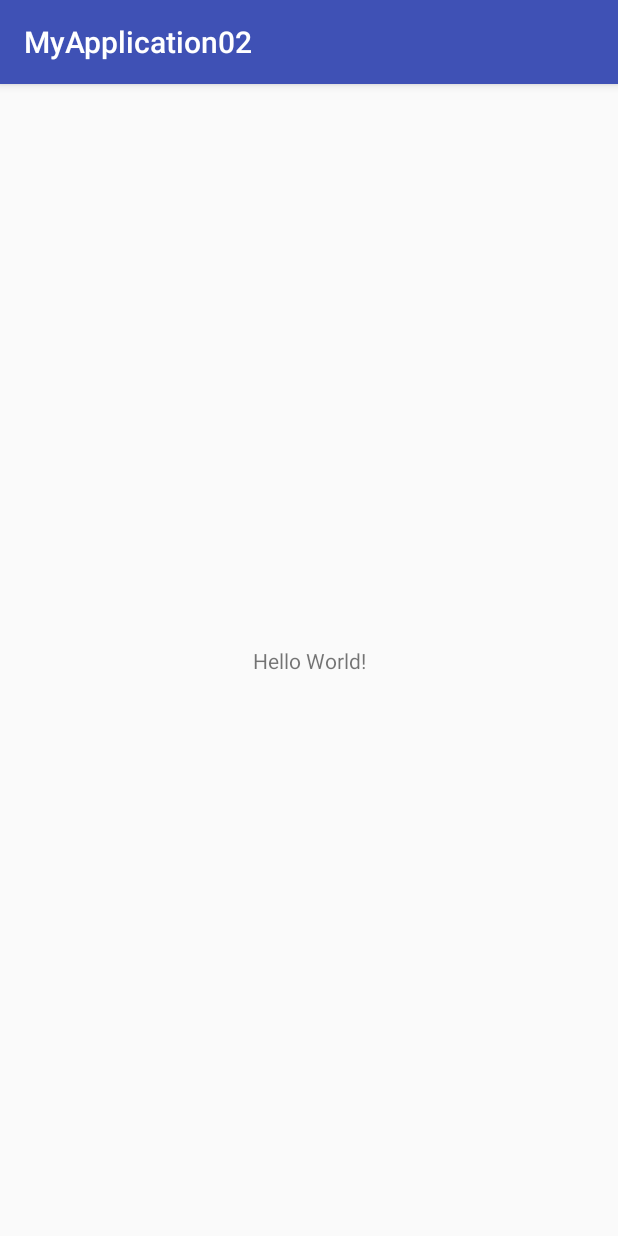
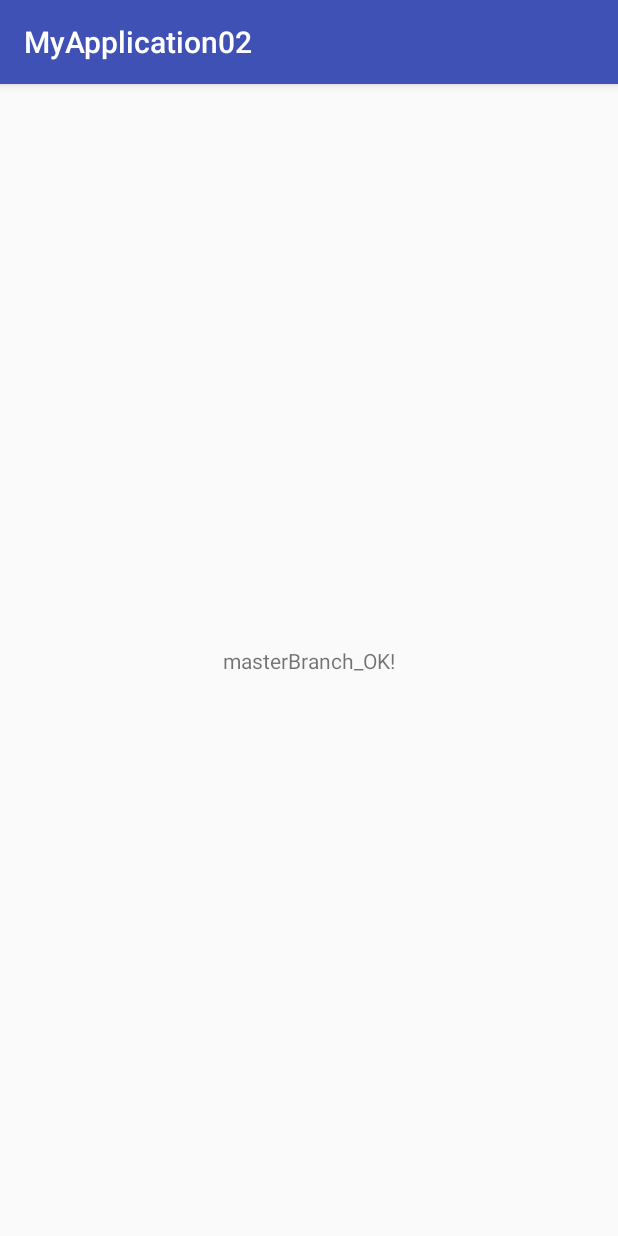
Before and after one commit to ehsan5323/MyApplication02, an Android app: the screen it shows after launch (MainActivity), on a phone screen of 412 x 824 dp. Run offline under Robolectric (Android 15) with nearby library versions, the phone set to English and light mode, and no system bars.

Commit message:
commit masterBranch_OK

```diff
--- a/app/src/main/java/com/example/ehsan/myapplication02/MainActivity.java
+++ b/app/src/main/java/com/example/ehsan/myapplication02/MainActivity.java
@@ -10,8 +10,8 @@ public class MainActivity extends AppCompatActivity {
     protected void onCreate(Bundle savedInstanceState) {
         super.onCreate(savedInstanceState);
         setContentView(R.layout.activity_main);
-//        Toast.makeText(this, "masterBranch3", Toast.LENGTH_SHORT).show();
-        Toast.makeText(this, "ehsanBranch3", Toast.LENGTH_SHORT).show();
+        Toast.makeText(this, "masterBranch_OK", Toast.LENGTH_SHORT).show();
+//        Toast.makeText(this, "ehsanBranch3", Toast.LENGTH_SHORT).show();
 
     }
 }
--- a/app/src/main/res/layout/activity_main.xml
+++ b/app/src/main/res/layout/activity_main.xml
@@ -9,10 +9,14 @@
     <TextView
         android:layout_width="wrap_content"
         android:layout_height="wrap_content"
-        android:text="Hello World!"
+        android:text="masterBranch_OK!"
         app:layout_constraintBottom_toBottomOf="parent"
         app:layout_constraintLeft_toLeftOf="parent"
         app:layout_constraintRight_toRightOf="parent"
-        app:layout_constraintTop_toTopOf="parent" />
+        app:layout_constraintTop_toTopOf="parent"
+        tools:layout_constraintTop_creator="1"
+        tools:layout_constraintRight_creator="1"
+        tools:layout_constraintBottom_creator="1"
+        tools:layout_constraintLeft_creator="1" />
 
 </android.support.constraint.ConstraintLayout>
```
